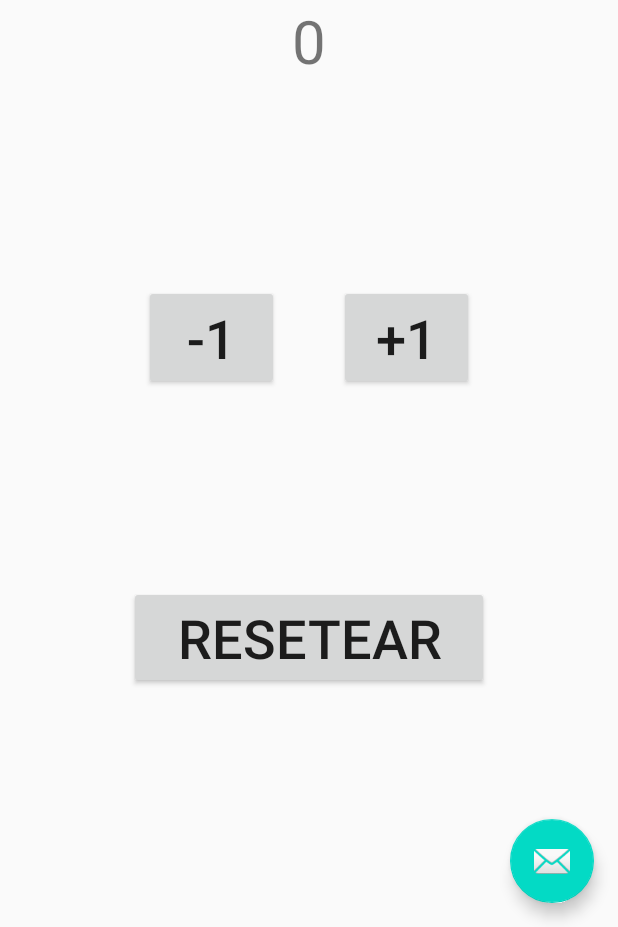
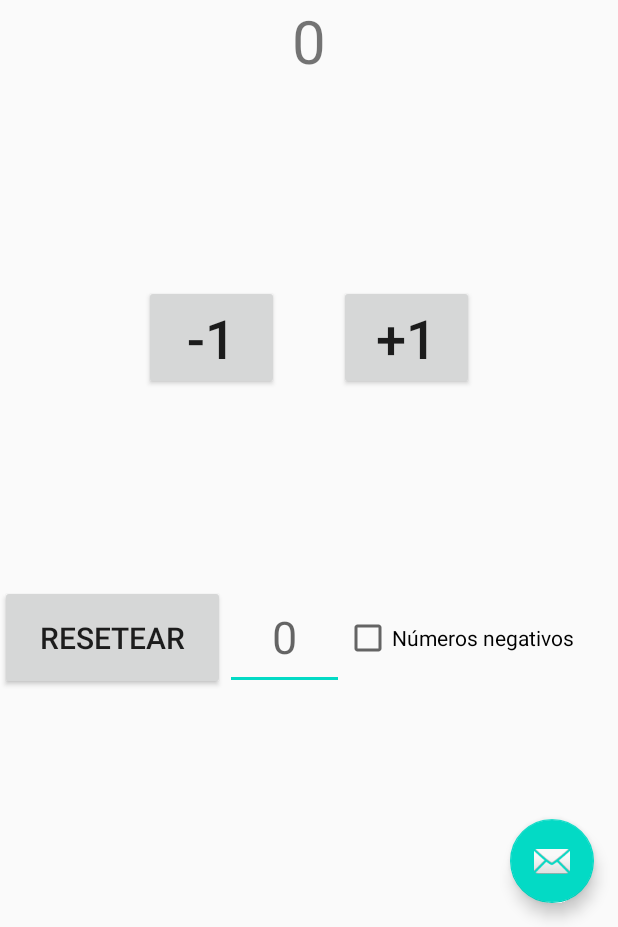
Before and after one commit to MiRA011/7BlueDogs, an Android app: the screen it shows after launch (MainActivity), after a tap on "RESETEAR", on a phone screen of 412 x 824 dp, the part 309-1236 px from its top. Run offline under Robolectric (Android 15) with nearby library versions, the light colour scheme and no system bars.

Commit message:
Nuevas vistas

```diff
--- a/Contador/app/src/main/res/layout/content_main.xml
+++ b/Contador/app/src/main/res/layout/content_main.xml
@@ -12,19 +12,38 @@
         android:layout_height="200dp"
         android:layout_marginTop="475dp"
         android:gravity="center"
-        android:orientation="horizontal"
         app:layout_constraintStart_toStartOf="parent"
         app:layout_constraintTop_toTopOf="parent">
 
         <Button
             android:id="@+id/bReset"
-            android:layout_width="240dp"
-            android:layout_height="wrap_content"
+            android:layout_width="150dp"
+            android:layout_height="70dp"
             android:layout_marginStart="0dp"
             android:layout_marginTop="0dp"
             android:onClick="reseteaContador"
             android:text="@string/bReset"
-            android:textSize="36sp" />
+            android:textSize="20sp" />
+
+        <EditText
+            android:id="@+id/editTextTextPersonName"
+            android:layout_width="50dp"
+            android:layout_height="70dp"
+            android:layout_weight="1"
+            android:cursorVisible="false"
+            android:ems="10"
+            android:hint="0"
+            android:inputType="numberSigned"
+            android:textAlignment="center"
+            android:textSize="30sp" />
+
+        <CheckBox
+            android:id="@+id/negativo"
+            android:layout_width="wrap_content"
+            android:layout_height="wrap_content"
+            android:layout_weight="1"
+            android:text="@string/n_negativos" />
+
     </LinearLayout>
 
     <LinearLayout
--- a/Contador/app/src/main/res/values/strings.xml
+++ b/Contador/app/src/main/res/values/strings.xml
@@ -13,4 +13,5 @@
     <string name="tContador">Contador:</string>
     <string name="bSuma">+1</string>
     <string name="bResta">-1</string>
+    <string name="n_negativos">Números negativos</string>
 </resources>
```
